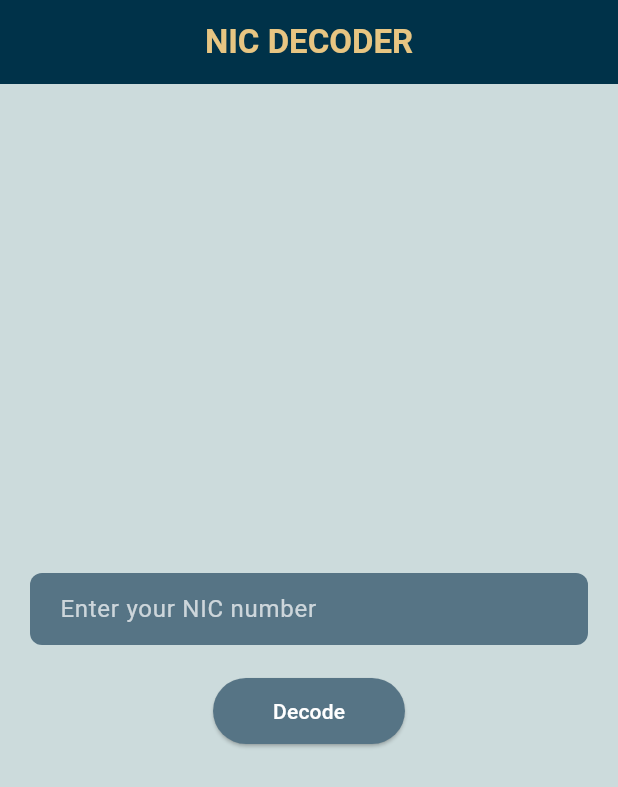
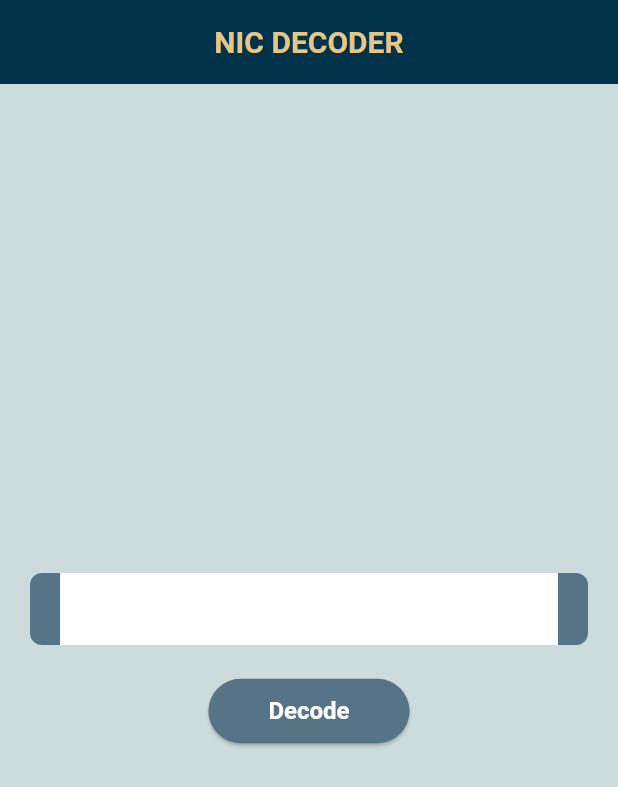
Before and after one commit to VayoniGamage/NIC_Decoder, a Flutter app: the screen it shows after launch, on a phone screen of 412 x 824 dp. Shown: the top 787 px of the screen. Run offline on Flutter 3.47's test engine with Material 3 defaults, Android fonts, the phone set to English and light mode, and no system bars; our stand-ins replace get.

Commit message:
Update theme.dart

```diff
--- a/nic_decoder/lib/theme.dart
+++ b/nic_decoder/lib/theme.dart
@@ -1,11 +1,38 @@
 import 'package:flutter/material.dart';
 
-class AppColors {
-  static const Color background = Color(0xFFCCDBDC); // Light Teal
-  static const Color button = Color(0xFF567485); // Muted Blue-Gray
-  static const Color accent = Color(0xFFE7C582); // Warm Gold
-  static const Color text = Color(0xFF000000); // Black
-  static const Color header = Color(0xFF007EA7); // Bright Blue
-  static const Color navBar = Color(0xFF003249); // Deep Navy
-  static const Color white = Color(0xFFFFFFFF); // White
+class AppTheme {
+  static ThemeData get lightTheme {
+    return ThemeData(
+      primaryColor: const Color(0xFF567485),
+      scaffoldBackgroundColor: const Color(0xFFCCDBDC),
+      appBarTheme: const AppBarTheme(
+        backgroundColor: Color(0xFF003249), // Dark header
+        titleTextStyle: TextStyle(
+          color: Color(0xFFE7C582),
+          fontSize: 20,
+          fontWeight: FontWeight.bold,
+        ),
+        iconTheme: IconThemeData(color: Colors.white),
+      ),
+      textTheme: const TextTheme(
+        bodyLarge: TextStyle(color: Colors.black, fontSize: 18),
+        bodyMedium: TextStyle(color: Colors.black87, fontSize: 16),
+      ),
+      elevatedButtonTheme: ElevatedButtonThemeData(
+        style: ElevatedButton.styleFrom(
+          backgroundColor: Color(0xFFE7C582), // Gold Button
+          foregroundColor: Colors.black,
+          padding: EdgeInsets.symmetric(horizontal: 20, vertical: 10),
+          textStyle: TextStyle(fontSize: 16, fontWeight: FontWeight.bold),
+        ),
+      ),
+      inputDecorationTheme: InputDecorationTheme(
+        filled: true,
+        fillColor: Colors.white,
+        border: OutlineInputBorder(
+          borderRadius: BorderRadius.circular(10),
+        ),
+      ),
+    );
+  }
 }
```
